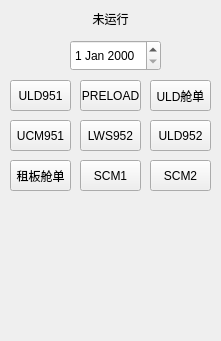
The window that Interface/MS.ui (liuym5/MS) describes before a commit, drawn with Qt 5.
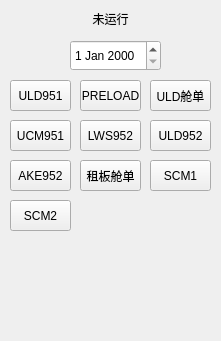
The same window after the commit.

```diff
--- a/Interface/MS.ui
+++ b/Interface/MS.ui
@@ -70,7 +70,7 @@
   <widget class="QPushButton" name="RentalMnfstBtn">
    <property name="geometry">
     <rect>
-     <x>10</x>
+     <x>80</x>
      <y>160</y>
      <width>61</width>
      <height>31</height>
@@ -135,7 +135,7 @@
   <widget class="QPushButton" name="SCM1Btn">
    <property name="geometry">
     <rect>
-     <x>80</x>
+     <x>150</x>
      <y>160</y>
      <width>61</width>
      <height>31</height>
@@ -148,8 +148,8 @@
   <widget class="QPushButton" name="SCM2Btn">
    <property name="geometry">
     <rect>
-     <x>150</x>
-     <y>160</y>
+     <x>10</x>
+     <y>200</y>
      <width>61</width>
      <height>31</height>
     </rect>
@@ -171,6 +171,19 @@
     <string>PRELOAD</string>
    </property>
   </widget>
+  <widget class="QPushButton" name="AKE952Btn">
+   <property name="geometry">
+    <rect>
+     <x>10</x>
+     <y>160</y>
+     <width>61</width>
+     <height>31</height>
+    </rect>
+   </property>
+   <property name="text">
+    <string>AKE952</string>
+   </property>
+  </widget>
  </widget>
  <resources/>
  <connections/>
```
